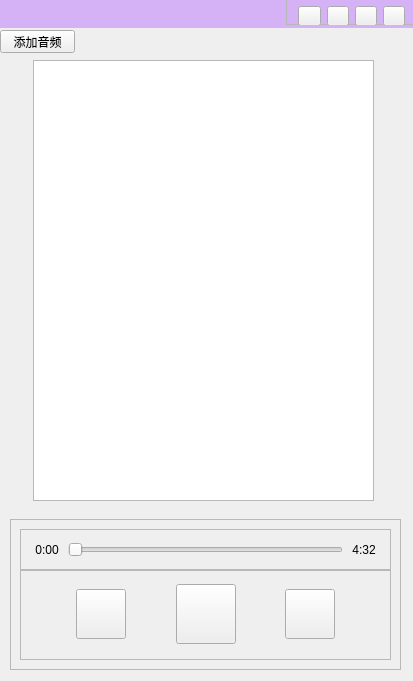
Qt form mainwindow.ui (HuaGouFdog/FdogMusicPlayer) before a commit.
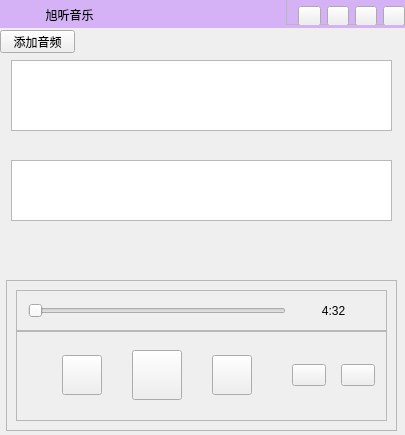
The same form after that commit. Icons and pictures are not drawn.

Commit message: 实现了添加音乐，并拖动进度条

What changed in the file:
```diff
--- a/mainwindow.ui
+++ b/mainwindow.ui
@@ -6,19 +6,23 @@
    <rect>
     <x>0</x>
     <y>0</y>
-    <width>413</width>
-    <height>681</height>
+    <width>405</width>
+    <height>435</height>
    </rect>
   </property>
   <property name="windowTitle">
-   <string>MainWindow</string>
+   <string>旭听音乐</string>
+  </property>
+  <property name="windowIcon">
+   <iconset resource="lib.qrc">
+    <normaloff>:/lib/timg2.png</normaloff>:/lib/timg2.png</iconset>
   </property>
   <widget class="QWidget" name="centralWidget">
    <widget class="QFrame" name="frame_3">
     <property name="geometry">
      <rect>
-      <x>10</x>
-      <y>519</y>
+      <x>6</x>
+      <y>280</y>
       <width>391</width>
       <height>151</height>
      </rect>
@@ -51,28 +55,6 @@
       <enum>QFrame::Raised</enum>
      </property>
      <layout class="QHBoxLayout" name="horizontalLayout">
-      <item>
-       <widget class="QLabel" name="label_2">
-        <property name="minimumSize">
-         <size>
-          <width>30</width>
-          <height>0</height>
-         </size>
-        </property>
-        <property name="maximumSize">
-         <size>
-          <width>30</width>
-          <height>16777215</height>
-         </size>
-        </property>
-        <property name="text">
-         <string>0:00</string>
-        </property>
-        <property name="alignment">
-         <set>Qt::AlignCenter</set>
-        </property>
-       </widget>
-      </item>
       <item>
        <widget class="QSlider" name="horizontalSlider">
         <property name="enabled">
@@ -93,7 +75,7 @@
        <widget class="QLabel" name="label">
         <property name="minimumSize">
          <size>
-          <width>30</width>
+          <width>83</width>
           <height>0</height>
          </size>
         </property>
@@ -146,8 +128,8 @@
        <widget class="QPushButton" name="pushButton_1">
         <property name="minimumSize">
          <size>
-          <width>50</width>
-          <height>50</height>
+          <width>40</width>
+          <height>40</height>
          </size>
         </property>
         <property name="styleSheet">
@@ -165,7 +147,7 @@
         </property>
         <property name="sizeHint" stdset="0">
          <size>
-          <width>40</width>
+          <width>30</width>
           <height>20</height>
          </size>
         </property>
@@ -175,8 +157,8 @@
        <widget class="QPushButton" name="pushButton_2">
         <property name="minimumSize">
          <size>
-          <width>60</width>
-          <height>60</height>
+          <width>50</width>
+          <height>50</height>
          </size>
         </property>
         <property name="styleSheet">
@@ -194,7 +176,7 @@
         </property>
         <property name="sizeHint" stdset="0">
          <size>
-          <width>40</width>
+          <width>30</width>
           <height>20</height>
          </size>
         </property>
@@ -204,8 +186,8 @@
        <widget class="QPushButton" name="pushButton_3">
         <property name="minimumSize">
          <size>
-          <width>50</width>
-          <height>50</height>
+          <width>40</width>
+          <height>40</height>
          </size>
         </property>
         <property name="styleSheet">
@@ -229,6 +211,54 @@
         </property>
        </spacer>
       </item>
+      <item>
+       <widget class="QPushButton" name="pushButton_4">
+        <property name="minimumSize">
+         <size>
+          <width>20</width>
+          <height>20</height>
+         </size>
+        </property>
+        <property name="styleSheet">
+         <string notr="true">border-image: url(:/lib/xunhuan.png);</string>
+        </property>
+        <property name="text">
+         <string/>
+        </property>
+       </widget>
+      </item>
+      <item>
+       <spacer name="horizontalSpacer_7">
+        <property name="orientation">
+         <enum>Qt::Horizontal</enum>
+        </property>
+        <property name="sizeType">
+         <enum>QSizePolicy::Fixed</enum>
+        </property>
+        <property name="sizeHint" stdset="0">
+         <size>
+          <width>9</width>
+          <height>20</height>
+         </size>
+        </property>
+       </spacer>
+      </item>
+      <item>
+       <widget class="QPushButton" name="pushButton_5">
+        <property name="minimumSize">
+         <size>
+          <width>20</width>
+          <height>20</height>
+         </size>
+        </property>
+        <property name="styleSheet">
+         <string notr="true">border-image: url(:/lib/shengyin.png);</string>
+        </property>
+        <property name="text">
+         <string/>
+        </property>
+       </widget>
+      </item>
      </layout>
     </widget>
    </widget>
@@ -317,7 +347,7 @@
         </size>
        </property>
        <property name="styleSheet">
-        <string notr="true">border-image: url(:/lib/关  闭.png);</string>
+        <string notr="true">border-image: url(:/lib/guanbi.png);</string>
        </property>
        <property name="text">
         <string/>
@@ -329,10 +359,10 @@
    <widget class="QPlainTextEdit" name="plainTextEdit">
     <property name="geometry">
      <rect>
-      <x>33</x>
+      <x>11</x>
       <y>60</y>
-      <width>341</width>
-      <height>441</height>
+      <width>381</width>
+      <height>71</height>
      </rect>
     </property>
    </widget>
@@ -365,6 +395,51 @@
      <string/>
     </property>
    </widget>
+   <widget class="QListWidget" name="listWidget">
+    <property name="geometry">
+     <rect>
+      <x>11</x>
+      <y>160</y>
+      <width>381</width>
+      <height>61</height>
+     </rect>
+    </property>
+   </widget>
+   <widget class="QLabel" name="label_4">
+    <property name="geometry">
+     <rect>
+      <x>2</x>
+      <y>-1</y>
+      <width>36</width>
+      <height>31</height>
+     </rect>
+    </property>
+    <property name="styleSheet">
+     <string notr="true">border-image: url(:/lib/timg2.png);</string>
+    </property>
+    <property name="text">
+     <string/>
+    </property>
+    <property name="alignment">
+     <set>Qt::AlignCenter</set>
+    </property>
+   </widget>
+   <widget class="QLabel" name="label_5">
+    <property name="geometry">
+     <rect>
+      <x>39</x>
+      <y>4</y>
+      <width>61</width>
+      <height>21</height>
+     </rect>
+    </property>
+    <property name="text">
+     <string>旭听音乐</string>
+    </property>
+    <property name="alignment">
+     <set>Qt::AlignCenter</set>
+    </property>
+   </widget>
    <zorder>label_3</zorder>
    <zorder>horizontalSpacer</zorder>
    <zorder>frame_3</zorder>
@@ -372,6 +447,9 @@
    <zorder>horizontalSpacer_6</zorder>
    <zorder>plainTextEdit</zorder>
    <zorder>pushButton</zorder>
+   <zorder>listWidget</zorder>
+   <zorder>label_4</zorder>
+   <zorder>label_5</zorder>
   </widget>
  </widget>
  <layoutdefault spacing="6" margin="11"/>
```
Left out of the diff: 23 changed lines with no effect on the pictures. The commit also changes 25 other files.
